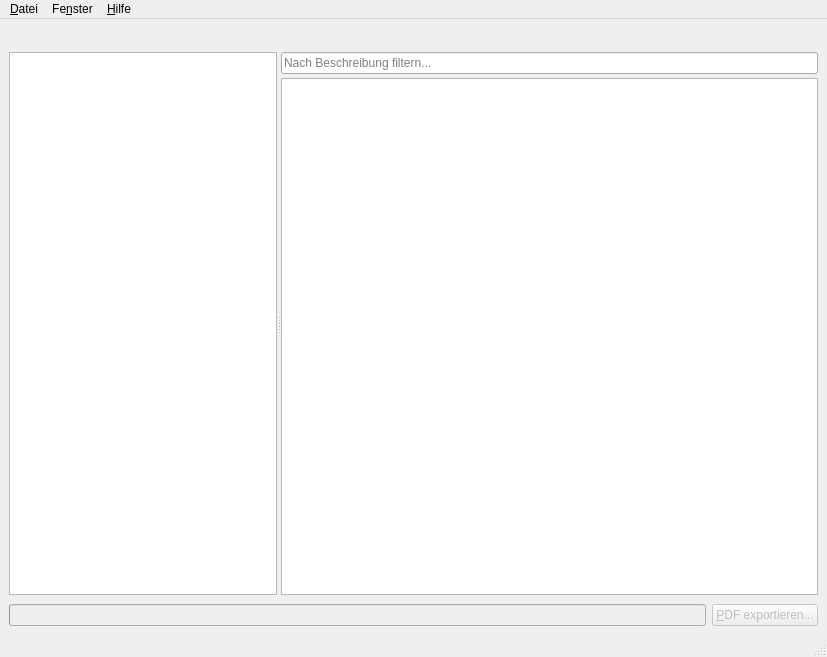
Before: the Qt Designer form forms/archivviewer.ui in crispinus2/archivviewer, drawn with Qt 5.
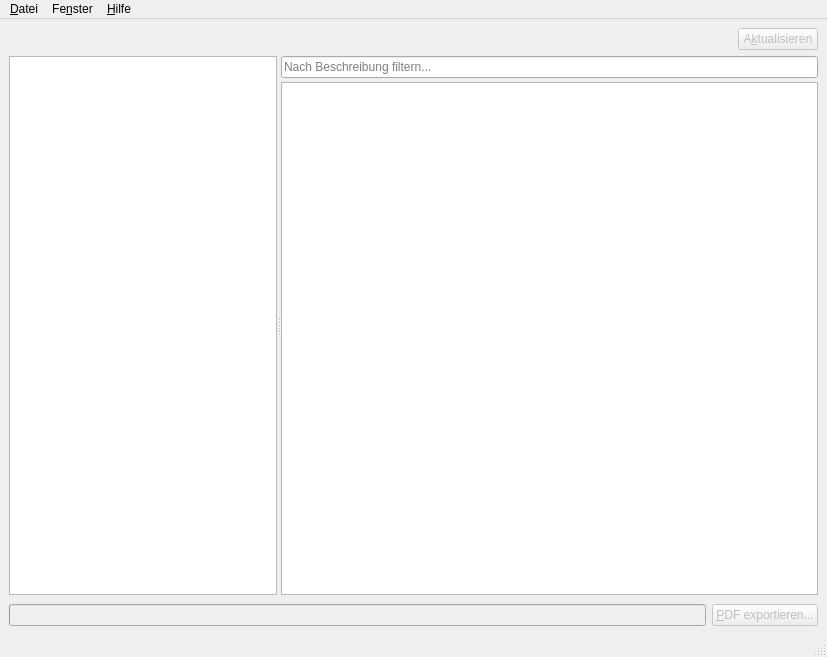
After: the same form once the commit is applied. Icons and pictures are not drawn.

Commit message: Remove a lot of locking by using signals; add button for documents' list refresh, add icon to export button.

```diff
--- a/forms/archivviewer.ui
+++ b/forms/archivviewer.ui
@@ -21,7 +21,28 @@
        <enum>QLayout::SetDefaultConstraint</enum>
       </property>
       <item>
+       <widget class="QWidget" name="widget_2" native="true">
+        <layout class="QHBoxLayout" name="horizontalLayout_3">
+         <property name="leftMargin">
+          <number>0</number>
+         </property>
+         <property name="topMargin">
+          <number>0</number>
+         </property>
+         <property name="rightMargin">
+          <number>0</number>
+         </property>
+         <property name="bottomMargin">
+          <number>0</number>
+         </property>
+         <item>
        <widget class="QLabel" name="patientName">
+           <property name="sizePolicy">
+            <sizepolicy hsizetype="Expanding" vsizetype="Preferred">
+             <horstretch>0</horstretch>
+             <verstretch>0</verstretch>
+            </sizepolicy>
+           </property>
         <property name="font">
          <font>
           <pointsize>12</pointsize>
@@ -35,6 +56,22 @@
        </widget>
       </item>
       <item>
+          <widget class="QPushButton" name="refreshFiles">
+           <property name="enabled">
+            <bool>false</bool>
+           </property>
+           <property name="text">
+            <string>A&amp;ktualisieren</string>
+           </property>
+           <property name="icon">
+            <iconset theme="view-refresh"/>
+           </property>
+          </widget>
+         </item>
+        </layout>
+       </widget>
+      </item>
+      <item>
        <widget class="QWidget" name="dataWidget" native="true">
         <layout class="QHBoxLayout" name="horizontalLayout_2">
          <property name="leftMargin">
```
Left out of the diff: 2 changed lines with no effect on the pictures. Lines whose indentation alone changed are shown as unchanged. The commit also changes 1 other file.
